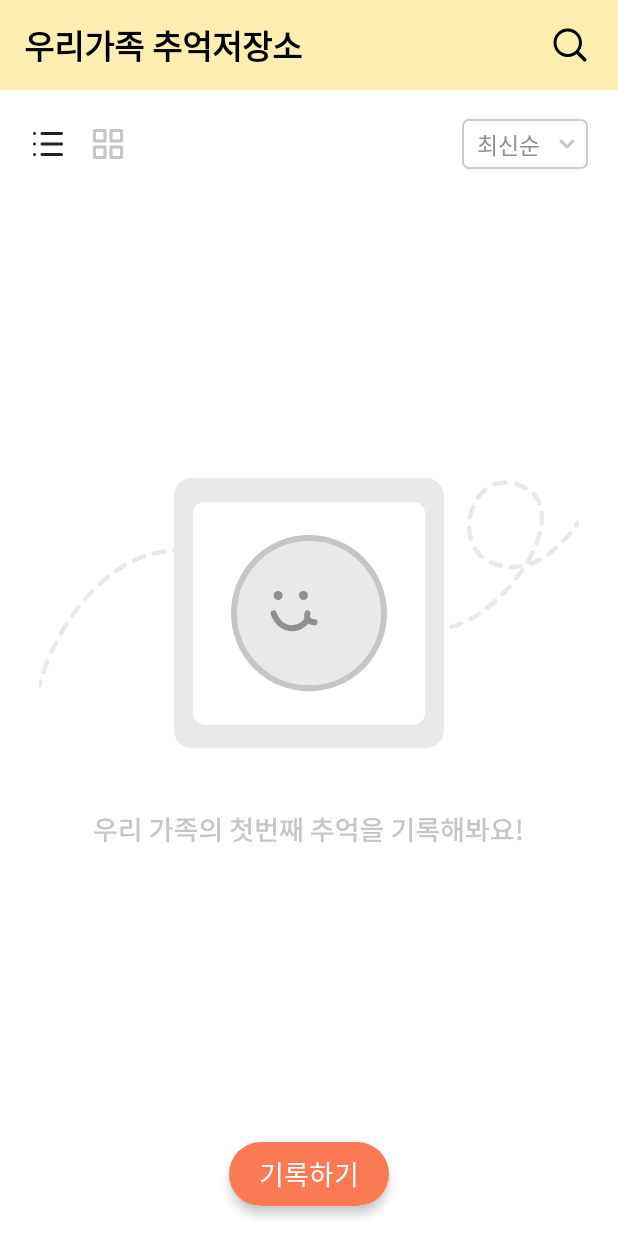
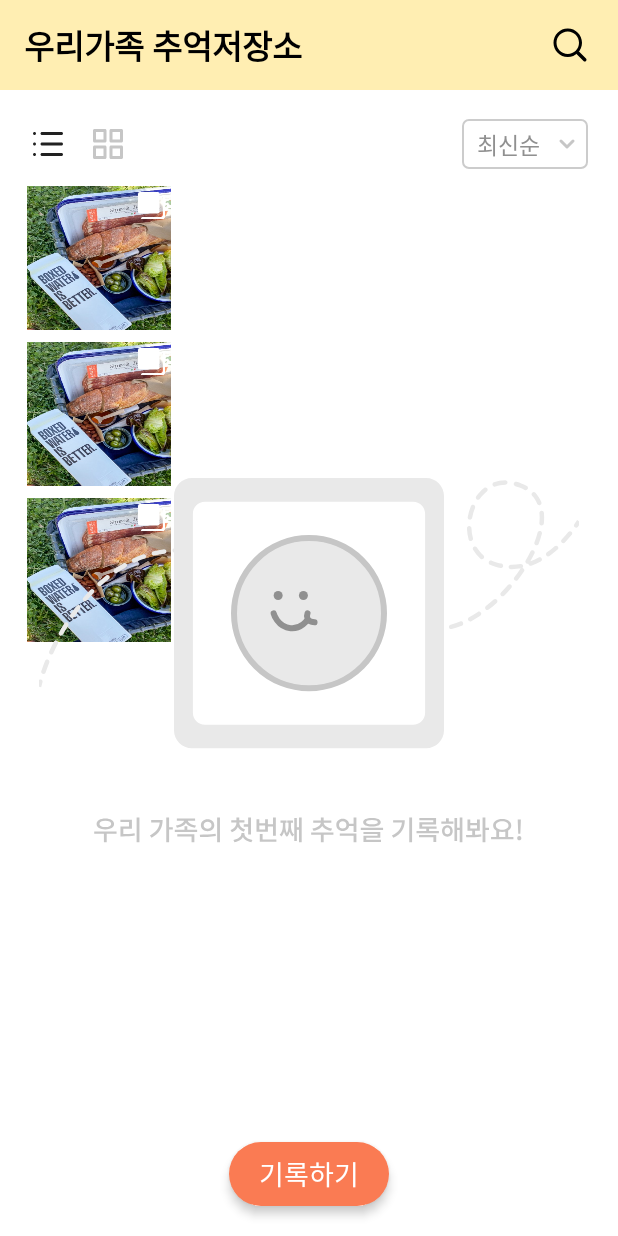
Before and after one commit to TeamOwori/Owori-Android, an Android app: the layout fragment_story.xml on its own in the app's theme, with its tools: preview values and no code run, on a phone screen of 412 x 824 dp. Run offline under Robolectric (Android 15) with nearby library versions, the light colour scheme and no system bars.

Commit message:
feat: 갤러리로 보기 기능 추가 #49

```diff
--- a/app/src/main/java/com/owori/android/presenter/ext/ImageViewExt.kt
+++ b/app/src/main/java/com/owori/android/presenter/ext/ImageViewExt.kt
@@ -42,7 +42,7 @@ fun ImageView.setImageView(image: Any?) {
 fun ImageView.setRoundedCornerImageView(image: Any?) {
     this.load(image) {
         crossfade(false)
-        transformations(RoundedCornersTransformation(12f, 12f, 12f, 12f))
+        transformations(RoundedCornersTransformation(18f, 18f, 18f, 18f))
         placeholder(R.drawable.resource_default)
     }
 }
--- a/app/src/main/java/com/owori/android/presenter/model/PostData.kt
+++ b/app/src/main/java/com/owori/android/presenter/model/PostData.kt
@@ -5,7 +5,8 @@ data class PostData(
     val photoList: List<PostPhotoData>?,
     val title: String,
     val contents: String,
-    val time: String,
+    val startDate: String,
+    val endDate: String = startDate,
     val likeCount: Int,
     val commentList: List<CommentData>?,
     val author: String
--- a/app/src/main/res/layout/fragment_story.xml
+++ b/app/src/main/res/layout/fragment_story.xml
@@ -186,6 +186,7 @@
             app:layout_constraintBottom_toBottomOf="parent"
             app:layout_constraintEnd_toEndOf="parent"
             app:layout_constraintStart_toStartOf="parent"
+            android:paddingHorizontal="18dp"
             app:layout_constraintTop_toBottomOf="@+id/list_button_layout"
             app:swipeRefreshLayoutProgressSpinnerBackgroundColor="@color/owori_red">
 
@@ -193,11 +194,12 @@
                 android:id="@+id/card_recycler_view"
                 android:layout_width="match_parent"
                 android:layout_height="match_parent"
-                app:layoutManager="androidx.recyclerview.widget.LinearLayoutManager"
+                tools:layoutManager="androidx.recyclerview.widget.GridLayoutManager"
                 app:layout_constraintBottom_toBottomOf="parent"
                 app:layout_constraintEnd_toEndOf="parent"
                 app:layout_constraintStart_toStartOf="parent"
-                app:layout_constraintTop_toTopOf="parent" />
+                app:layout_constraintTop_toTopOf="parent"
+                tools:listitem="@layout/item_gallery" />
 
         </androidx.swiperefreshlayout.widget.SwipeRefreshLayout>
 
--- /dev/null
+++ b/app/src/main/res/layout/item_gallery.xml
@@ -0,0 +1,45 @@
+<?xml version="1.0" encoding="utf-8"?>
+<layout xmlns:android="http://schemas.android.com/apk/res/android"
+    xmlns:app="http://schemas.android.com/apk/res-auto"
+    xmlns:tools="http://schemas.android.com/tools">
+
+    <data>
+
+        <import type="android.view.View" />
+
+        <variable
+            name="data"
+            type="com.owori.android.presenter.model.PostData" />
+    </data>
+
+    <androidx.constraintlayout.widget.ConstraintLayout
+        android:id="@+id/item_layout"
+        android:layout_width="wrap_content"
+        android:layout_height="wrap_content">
+
+        <ImageView
+            android:id="@+id/preview_image_view"
+            android:foreground="?attr/selectableItemBackground"
+            setRoundedCornerImageView="@{data.photoList[0] != null ? data.photoList[0].imageSrc : @drawable/resource_default}"
+            android:layout_width="96dp"
+            android:layout_height="96dp"
+            android:layout_marginTop="8dp"
+            app:layout_constraintBottom_toBottomOf="parent"
+            app:layout_constraintEnd_toEndOf="parent"
+            app:layout_constraintStart_toStartOf="parent"
+            app:layout_constraintTop_toTopOf="parent"
+            tools:background="@drawable/ex_post_img" />
+
+        <ImageView
+            android:id="@+id/gallery_image_view"
+            android:layout_width="18dp"
+            android:layout_height="18dp"
+            android:background="@drawable/icon_gallery"
+            android:layout_marginTop="4dp"
+            android:layout_marginRight="4dp"
+            android:visibility="@{data.photoList.size() > 1 ? View.VISIBLE : View.GONE}"
+            app:layout_constraintEnd_toEndOf="@+id/preview_image_view"
+            app:layout_constraintTop_toTopOf="@+id/preview_image_view" />
+
+    </androidx.constraintlayout.widget.ConstraintLayout>
+</layout>
```
Also changed, not shown: app/src/main/java/com/owori/android/presenter/ext/DateFormatExt.kt (added, +37 -0 lines), app/src/main/java/com/owori/android/presenter/main/home/mypage/MyPageActivity.kt (+5 -15 lines), app/src/main/java/com/owori/android/presenter/main/story/StoryFragment.kt (+28 -2 lines), app/src/main/java/com/owori/android/presenter/main/story/StoryViewModel.kt (+58 -7 lines), app/src/main/java/com/owori/android/presenter/main/story/adapter/GalleryListAdapter.kt (added, +99 -0 lines), app/src/main/res/layout/item_gallery_header.xml (added, +33 -0 lines).
